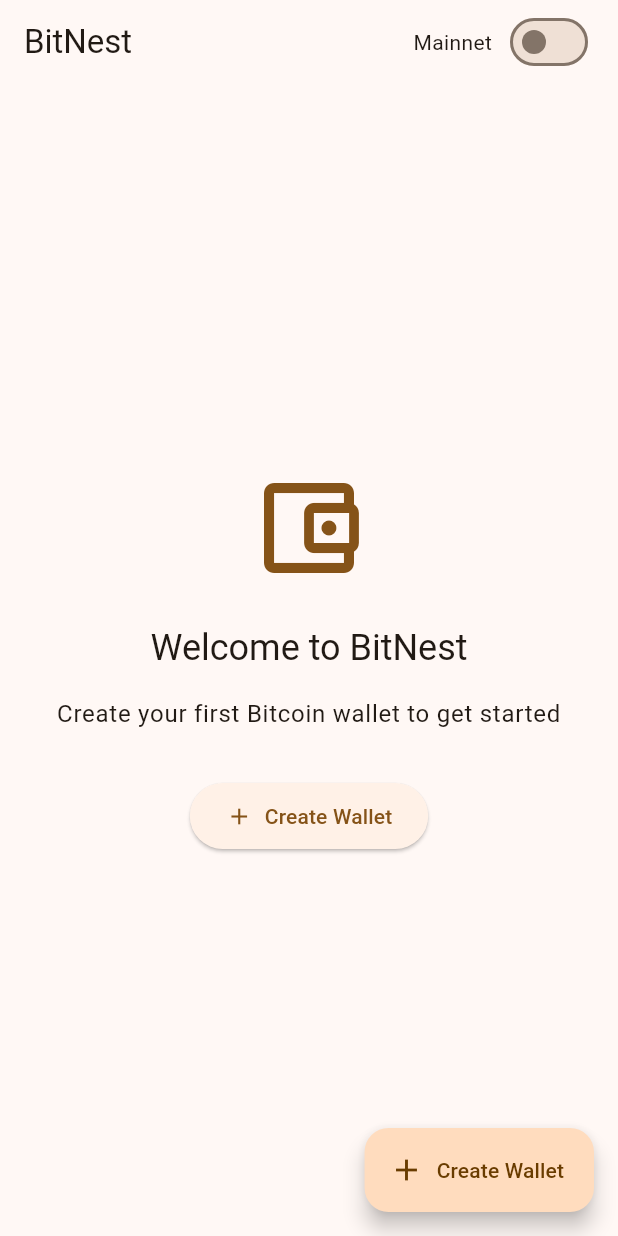
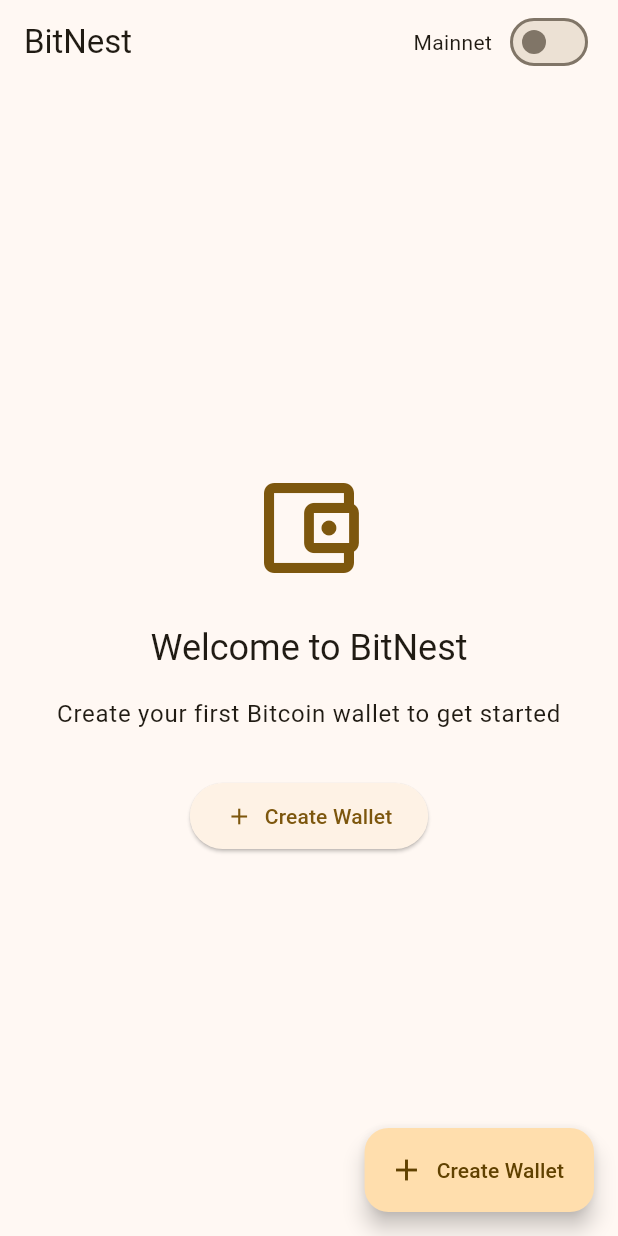
Before and after one commit to AminMemariani/Bitnest, a Flutter app: the screen it shows after launch, on a phone screen of 412 x 824 dp. Run offline on Flutter 3.47's test engine with Material 3 defaults, Android fonts, the light colour scheme and no system bars; our stand-ins replace flutter_secure_storage, hex, local_auth, shared_preferences; missing offline and left inert: bip32, bip39, bs58check, pointycastle.

Commit message:
Update seed color in theme for light and dark modes
- Change the seed color in both light and dark theme configurations from orange to a custom brown color (0xFF977439) for improved visual consistency across the application.

```diff
--- a/lib/main.dart
+++ b/lib/main.dart
@@ -80,14 +80,14 @@
         title: 'BitNest',
         theme: ThemeData(
           colorScheme: ColorScheme.fromSeed(
-            seedColor: Colors.orange,
+            seedColor: const Color(0xFF977439),
             brightness: Brightness.light,
           ),
           useMaterial3: true,
         ),
         darkTheme: ThemeData(
           colorScheme: ColorScheme.fromSeed(
-            seedColor: Colors.orange,
+            seedColor: const Color(0xFF977439),
             brightness: Brightness.dark,
           ),
           useMaterial3: true,
```
